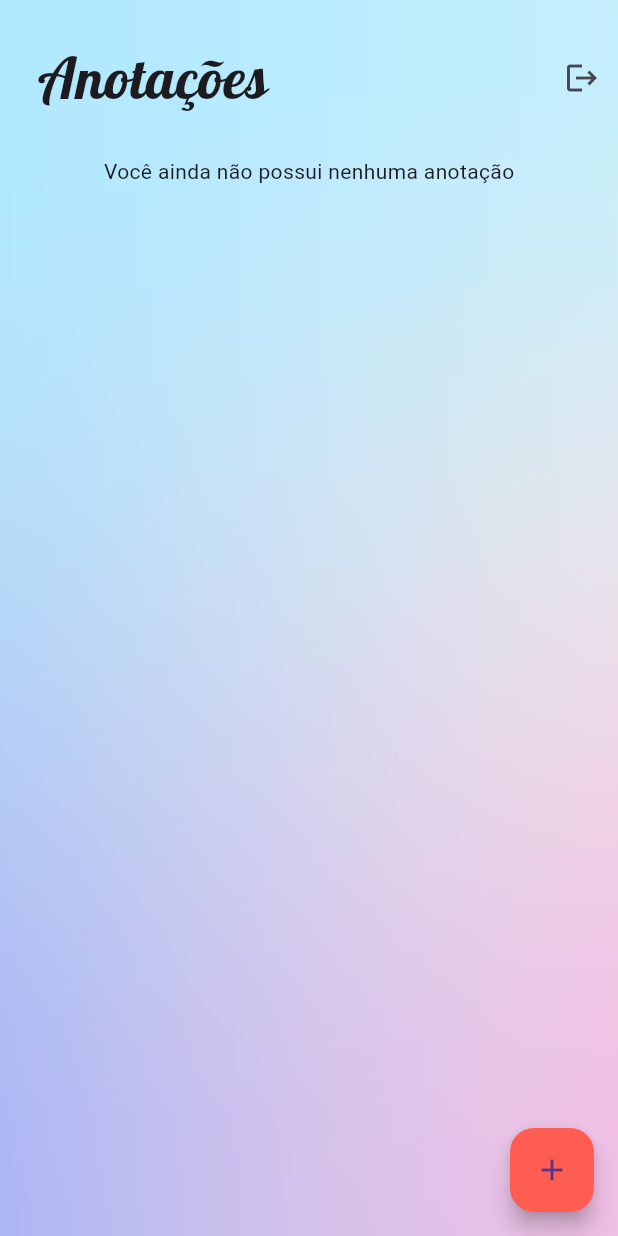
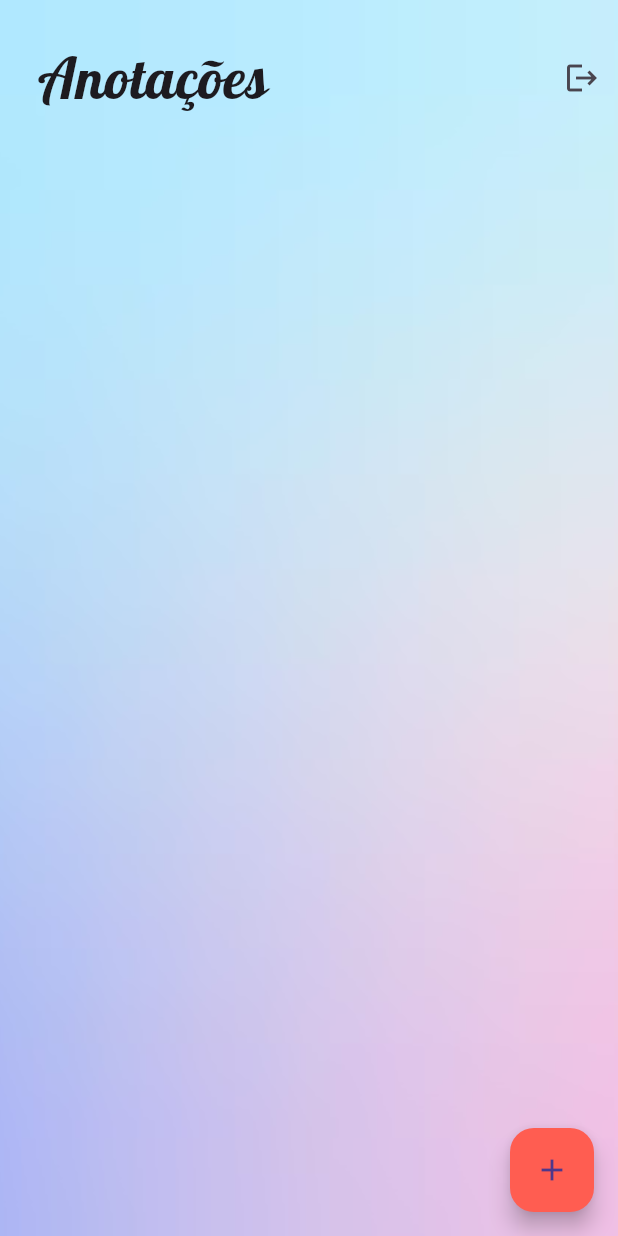
Before and after one commit to samuelincoln1/flutter-test, a Flutter app: the screen it shows once a user with an empty profile is signed in, on a phone screen of 412 x 824 dp. Run offline on Flutter 3.47's test engine with Material 3 defaults, Android fonts, the phone set to English and light mode, and no system bars; our stand-ins replace cloud_firestore, firebase_auth, firebase_core, google_fonts; accounts and stored records are empty.

```diff
--- a/lib/views/home_page.dart
+++ b/lib/views/home_page.dart
@@ -124,8 +124,7 @@ class _HomePageState extends State<HomePage> {
                   StreamBuilder(
                       stream: firestoreService.getNotesStream(),
                       builder: (context, snapshot) {
-                        if (snapshot.hasData &&
-                            snapshot.data!.docs.isNotEmpty) {
+
                           List notesList = snapshot.data!.docs;
                           return Expanded(
                             child: ListView.builder(
@@ -138,19 +137,19 @@ class _HomePageState extends State<HomePage> {
                                     document.data() as Map<String, dynamic>;
 
                                 String noteText = data['title'];
+                                String noteUserID = data['user'];
 
-                                return NoteTile(
-                                  text: noteText,
-                                  onEditPressed: () => updateNote(docID),
-                                  onDeletePressed: () => deleteNote(docID),
-                                );
+                                if (noteUserID == user.uid) {
+                                  return NoteTile(
+                                    text: noteText,
+                                    onEditPressed: () => updateNote(docID),
+                                    onDeletePressed: () => deleteNote(docID),
+                                  );
+                                }
                               }),
                             ),
                           );
-                        } else {
-                          return const Text(
-                              'Você ainda não possui nenhuma anotação');
-                        }
+
                       }),
                 ],
               ),
```
Also changed, not shown: lib/components/note_tile.dart (+6 -1 lines).
